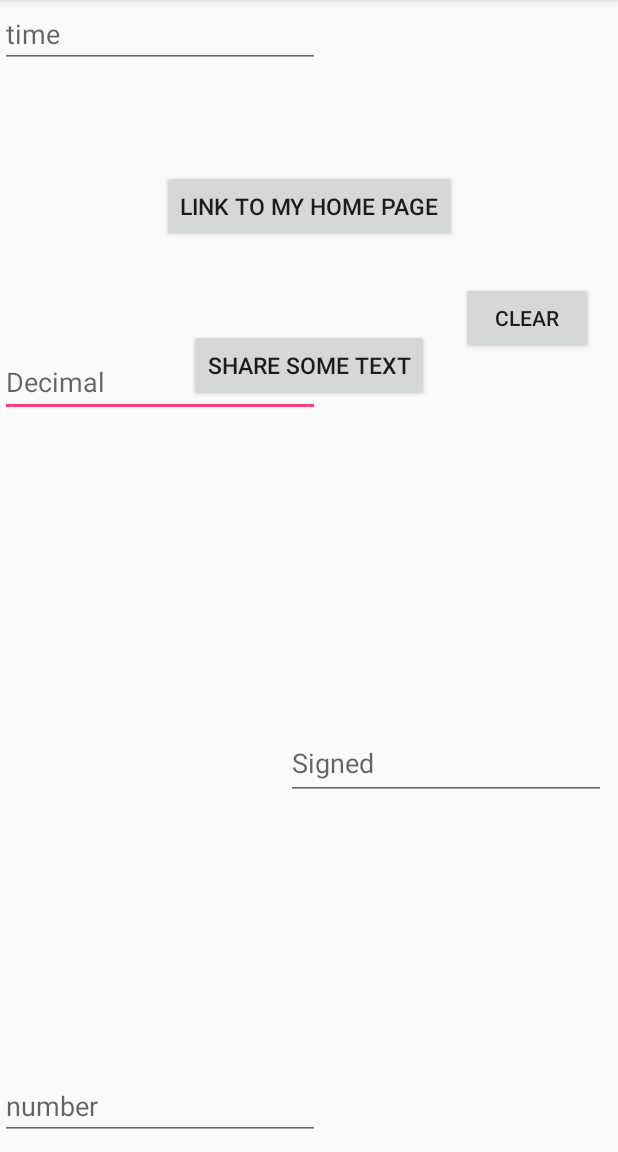
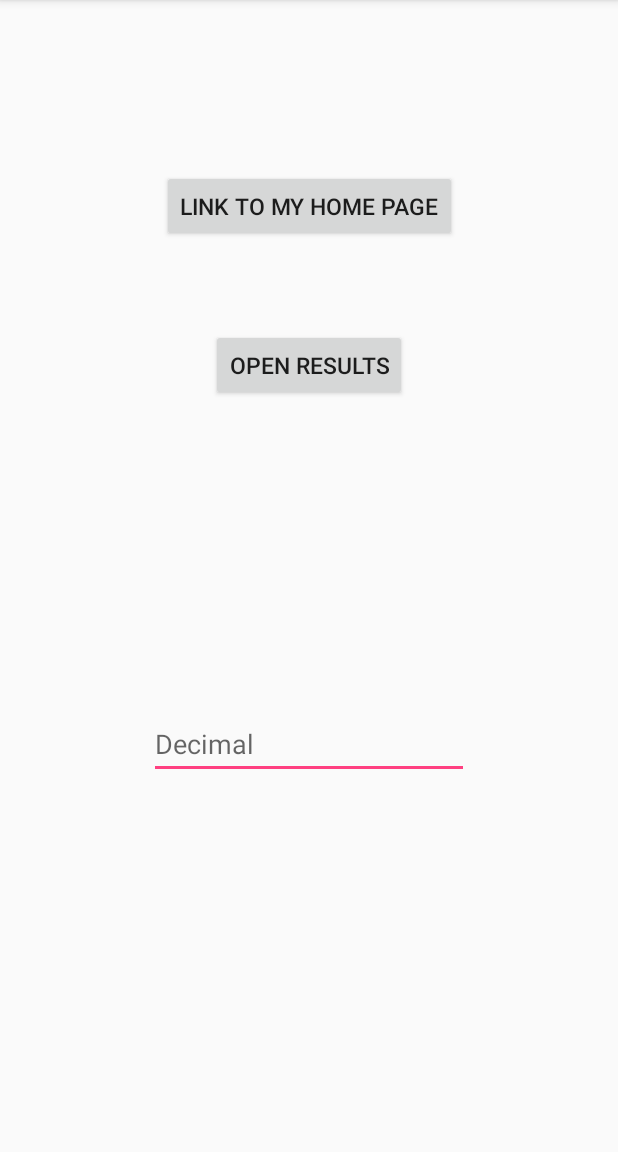
Before and after one commit to JasonTang99/Art3mis, an Android app: the screen it shows after launch (MainActivity), on a phone screen of 412 x 824 dp, the part 84-1236 px from its top. Run offline under Robolectric (Android 15) with nearby library versions, the phone set to English and light mode, and no system bars.

```diff
--- a/app/build.gradle
+++ b/app/build.gradle
@@ -4,7 +4,7 @@ android {
     compileSdkVersion 27
     defaultConfig {
         applicationId "com.example.jason.art3mis"
-        minSdkVersion 15
+        minSdkVersion 16
         targetSdkVersion 27
         versionCode 1
         versionName "1.0"
--- a/app/src/main/res/layout/activity_main.xml
+++ b/app/src/main/res/layout/activity_main.xml
@@ -35,8 +35,8 @@
     android:layout_marginRight="8dp"
     android:layout_marginStart="8dp"
     android:layout_marginTop="8dp"
-    android:onClick="shareText"
-    android:text="Share Some Text"
+    android:onClick="openResults"
+    android:text="Open Results"
     android:textSize="15sp"
     app:layout_constraintBottom_toBottomOf="parent"
     app:layout_constraintEnd_toEndOf="parent"
@@ -54,60 +54,10 @@
     android:hint="Decimal"
     android:inputType="numberDecimal"
     app:layout_constraintBottom_toBottomOf="parent"
+    app:layout_constraintEnd_toEndOf="parent"
+    app:layout_constraintStart_toStartOf="parent"
     app:layout_constraintTop_toTopOf="parent"
-    app:layout_constraintVertical_bias="0.0"
     tools:layout_editor_absoluteX="16dp" />
 
-  <EditText
-    android:id="@+id/editText2"
-    android:layout_width="wrap_content"
-    android:layout_height="49dp"
-    android:layout_marginBottom="8dp"
-    android:layout_marginEnd="8dp"
-    android:layout_marginRight="8dp"
-    android:layout_marginTop="8dp"
-    android:ems="10"
-    android:hint="Signed"
-    android:inputType="numberSigned"
-    app:layout_constraintBottom_toBottomOf="parent"
-    app:layout_constraintEnd_toEndOf="parent"
-    app:layout_constraintTop_toTopOf="parent"
-    app:layout_constraintVertical_bias="0.677" />
-
-  <EditText
-    android:id="@+id/editText3"
-    android:layout_width="wrap_content"
-    android:layout_height="wrap_content"
-    android:layout_marginBottom="8dp"
-    android:ems="10"
-    android:hint="number"
-    android:inputType="number"
-    app:layout_constraintBottom_toBottomOf="parent"
-    tools:layout_editor_absoluteX="84dp" />
-
-  <EditText
-    android:id="@+id/editText4"
-    android:layout_width="wrap_content"
-    android:layout_height="wrap_content"
-    android:ems="10"
-    android:hint="time"
-    android:inputType="time"
-    tools:layout_editor_absoluteX="72dp"
-    tools:layout_editor_absoluteY="16dp" />
-
-  <Button
-    android:id="@+id/button"
-    android:layout_width="wrap_content"
-    android:layout_height="wrap_content"
-    android:layout_marginEnd="8dp"
-    android:layout_marginLeft="8dp"
-    android:layout_marginRight="8dp"
-    android:layout_marginStart="8dp"
-    android:layout_marginTop="188dp"
-    android:text="Clear"
-    app:layout_constraintEnd_toEndOf="parent"
-    app:layout_constraintHorizontal_bias="0.971"
-    app:layout_constraintStart_toStartOf="parent"
-    app:layout_constraintTop_toTopOf="parent" />
 
 </android.support.constraint.ConstraintLayout>
```
Also changed, not shown: app/src/main/AndroidManifest.xml (+9 -3 lines), app/src/main/java/com/example/jason/art3mis/MainActivity.java (+20 -1 lines), app/src/main/java/com/example/jason/art3mis/Results.java (+12 -4 lines), app/src/main/res/layout/activity_results.xml (+7 -0 lines).
